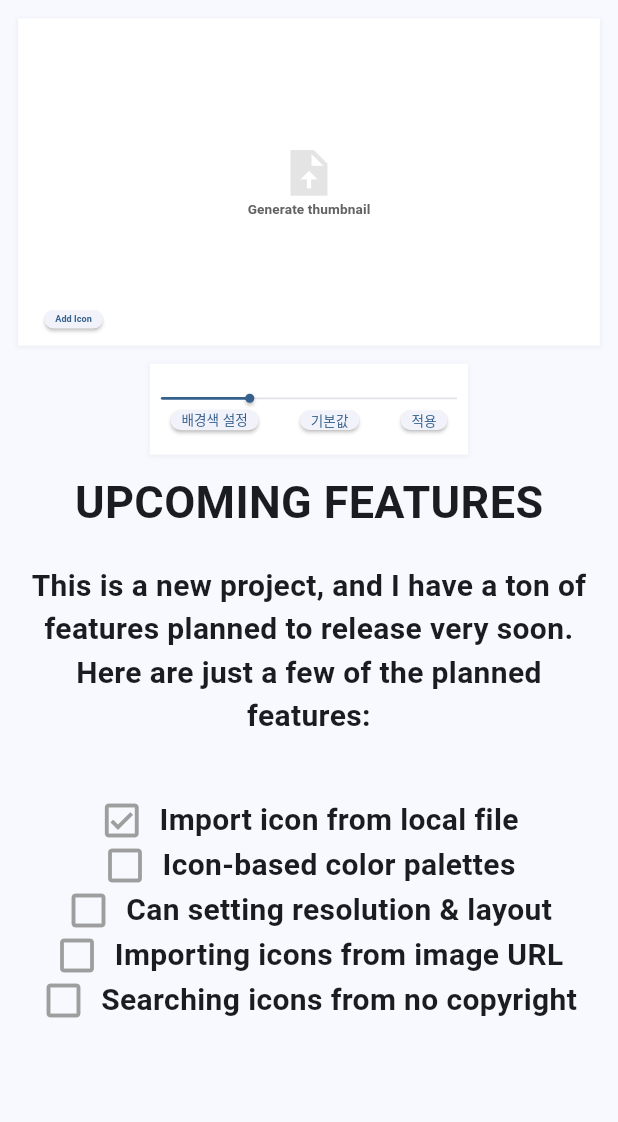
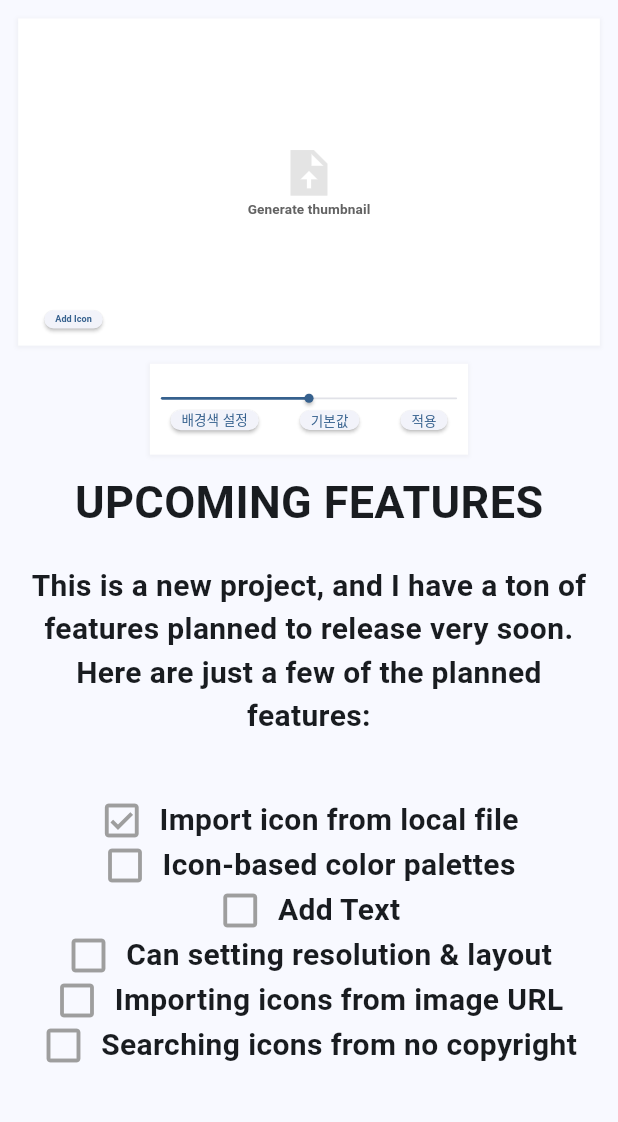
Before and after one commit to Mossworm/flutter-thumbnail-maker, a Flutter app: the screen it shows after launch, on a phone screen of 412 x 824 dp, the part 47-1169 px from its top. Run offline on Flutter 3.47's test engine with Material 3 defaults, Android fonts, the phone set to English and light mode, and no system bars; our stand-ins replace dotted_border, flutter_colorpicker; missing offline and left inert: desktop_drop, image_downloader_web, image_picker_web.

Commit message:
feat: 컬러팔렛트 수정중

```diff
--- a/lib/providers/selected_image.dart
+++ b/lib/providers/selected_image.dart
@@ -23,6 +23,7 @@
 
   void setBackgroundColor(Color color) {
     _backgroundColor = img.ColorRgb8(color.red, color.green, color.blue);
+    print(_backgroundColor);
     notifyListeners();
   }
 
@@ -53,6 +54,7 @@
 
     img.Image background = img.Image(width: targetWidth, height: targetHeight);
     img.fill(background, color: backgroundColor);
+    print('병합시 백그라운드 컬러: $backgroundColor');
 
     img.Image overlayImage = img.decodeImage(selectedImage)!;
 
--- a/lib/widgets/upcoming_feature_text.dart
+++ b/lib/widgets/upcoming_feature_text.dart
@@ -52,6 +52,17 @@
                 Icon(Icons.check_box_outline_blank,
                     size: 30, color: Colors.grey),
                 SizedBox(width: 10),
+                Text('Add Text',
+                    style:
+                        TextStyle(fontSize: 20, fontWeight: FontWeight.bold)),
+              ],
+            ),
+            Row(
+              mainAxisAlignment: MainAxisAlignment.center,
+              children: [
+                Icon(Icons.check_box_outline_blank,
+                    size: 30, color: Colors.grey),
+                SizedBox(width: 10),
                 Text('Can setting resolution & layout',
                     style:
                         TextStyle(fontSize: 20, fontWeight: FontWeight.bold)),
```
Also changed, not shown: lib/main.dart (+27 -36 lines), 1 other file.
